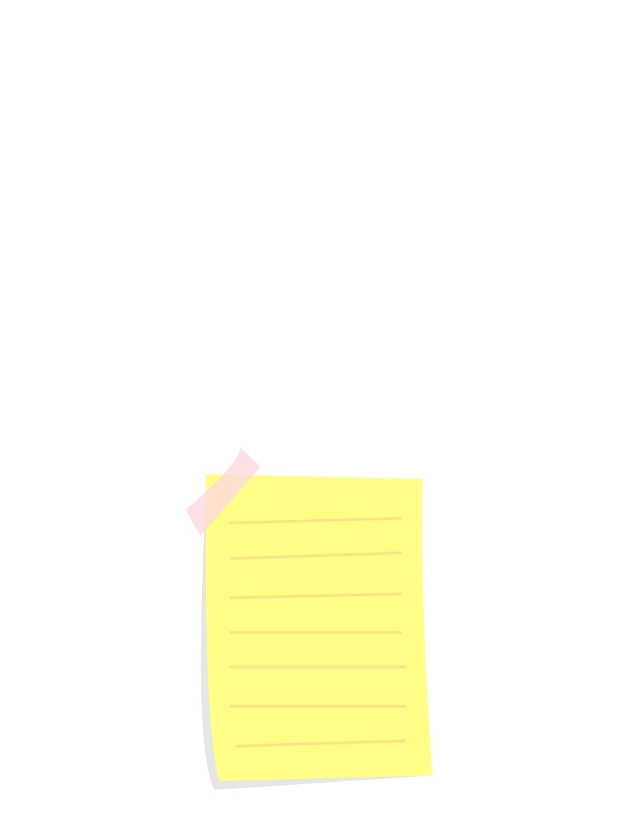
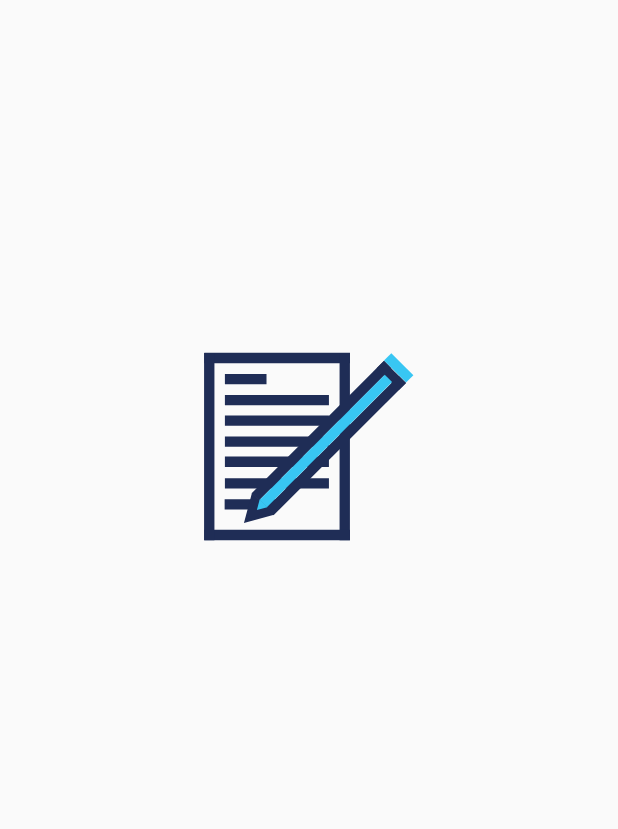
Before and after one commit to Arittra101/NotesApp, an Android app: the layout activity_splashscreen.xml on its own in the app's theme, with its tools: preview values and no code run, on a phone screen of 412 x 824 dp. Shown: the top 829 px of the screen. Run offline under Robolectric (Android 15) with nearby library versions, the phone set to English and light mode, and no system bars; Roboto replaces fonts that are not available here.

Commit message:
splash screen change

```diff
--- a/Aust_Project/app/build.gradle
+++ b/Aust_Project/app/build.gradle
@@ -44,4 +44,5 @@ dependencies {
     androidTestImplementation 'androidx.test.espresso:espresso-core:3.4.0'
 
     implementation 'com.android.support:design:28.0.0'
+    implementation "com.airbnb.android:lottie:4.1.0"
 }
--- a/Aust_Project/app/src/main/java/com/example/project/Forget.java
+++ b/Aust_Project/app/src/main/java/com/example/project/Forget.java
@@ -56,8 +56,6 @@ public class Forget extends AppCompatActivity {
                         }
                     });
                 }
-
-
             }
         });
 
--- a/Aust_Project/app/src/main/res/layout/activity_splashscreen.xml
+++ b/Aust_Project/app/src/main/res/layout/activity_splashscreen.xml
@@ -5,7 +5,17 @@
     xmlns:app="http://schemas.android.com/apk/res-auto"
     android:layout_width="match_parent"
     android:layout_height="match_parent"
-    android:background="@drawable/splashscreen"
     tools:context=".splashscreen">
 
+    <com.airbnb.lottie.LottieAnimationView
+        android:id="@+id/animation_view"
+        android:layout_width="wrap_content"
+        android:layout_height="wrap_content"
+
+
+        app:lottie_rawRes="@raw/note_splash"
+
+        app:lottie_loop="true"
+        app:lottie_autoPlay="true" />
+
 </RelativeLayout>
```
Also changed, not shown: Aust_Project/app/src/main/java/com/example/project/splashscreen.java (+8 -6 lines), Aust_Project/app/src/main/res/raw/note_splash.json (added, +1 -0 lines).
